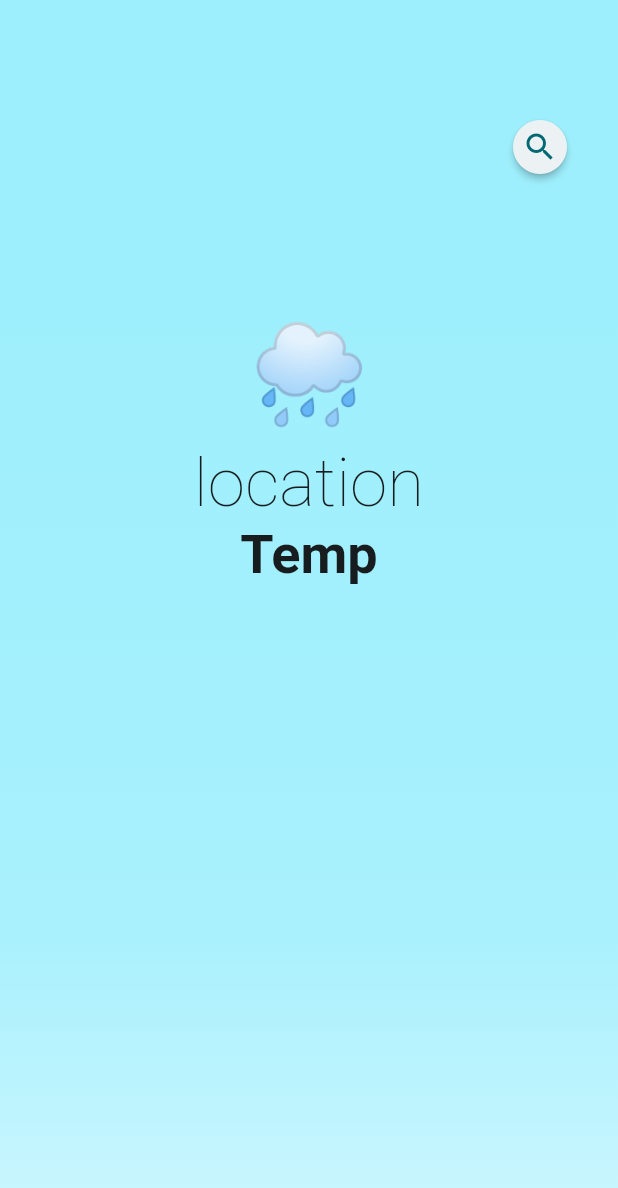
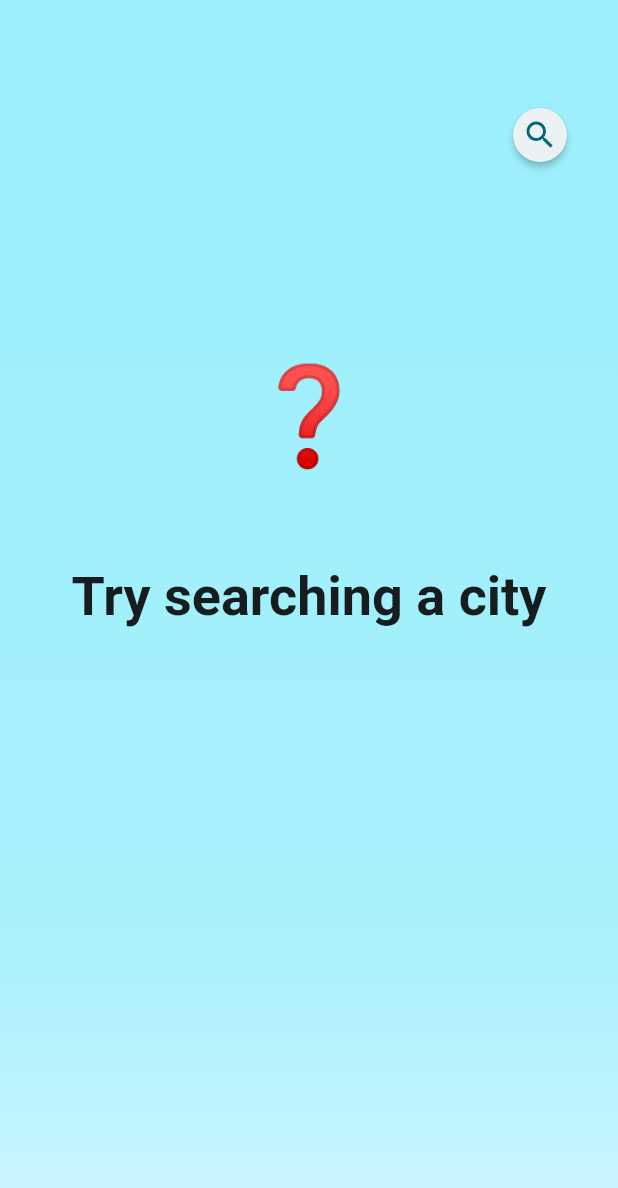
Before and after one commit to adarista012/Flutter-Weather-App, a Flutter app: the screen it shows after launch, on a phone screen of 412 x 824 dp. Shown: the top 1188 px of the screen. Run offline on Flutter 3.47's test engine with Material 3 defaults, Android fonts, the phone set to English and light mode, and no system bars; our stand-ins replace equatable, get; network calls fail.

Commit message:
feature: search location

```diff
--- /dev/null
+++ b/lib/app/presentation/pages/helpers/weather_background_color.dart
@@ -0,0 +1,22 @@
+import 'package:flutter/material.dart';
+
+Color weatherBackgroundColor(String weatherCondition) {
+  switch (weatherCondition.toUpperCase()) {
+    case 'CLOUDS':
+      return Colors.blueGrey;
+    case 'THUNDERSTORM':
+    case 'RAIN':
+      return Colors.indigoAccent;
+    case 'SNOW':
+      return Colors.lightBlueAccent;
+    case 'CLEAR':
+      return Colors.yellow;
+    case 'DRIZZLE':
+    case 'MIST':
+      return Colors.blue;
+    case 'TORNADO':
+      return Colors.greenAccent;
+    default:
+      return Colors.cyan;
+  }
+}
--- a/lib/app/presentation/pages/home/home_controller.dart
+++ b/lib/app/presentation/pages/home/home_controller.dart
@@ -1,52 +1,79 @@
-import 'package:flutter/material.dart';
 import 'package:get/get.dart';
 import 'package:outcode/app/app_controller.dart';
 import 'package:outcode/app/domain/models/location.dart';
+import 'package:outcode/app/domain/models/weather_model.dart';
 import 'package:outcode/app/domain/repositories/weather_api_repository.dart';
+import 'package:outcode/app/presentation/pages/helpers/weather_background_color.dart';
 
 class HomeController extends GetxController {
-  String title = 'Outcode Weather';
+  double width = 0;
 
-  Color themeColor = Colors.amber;
-
-  double width = 0;
+  WeatherModel? _currentWeather;
+  WeatherModel? get currentWeather => _currentWeather;
 
   final AppController _appControllerRepository;
   final WeatherApiRepository _weatherApiRepository;
+
+  Location location = const Location(
+    name: 'Lima',
+    country: 'PE',
+    latitude: -12.023014,
+    longitude: -77.104188,
+  );
+
+  String? _cityToSearch;
 
   HomeController(
       {required AppController appControllerRepository,
       required WeatherApiRepository weatherApiRepository})
       : _appControllerRepository = appControllerRepository,
         _weatherApiRepository = weatherApiRepository {
-    _init();
+    getWeather();
   }
 
-  _init() async {
-    const Location location = Location(
-        id: 0, name: 'Lima', latitude: -12.023014, longitude: -77.104188);
+  getWeather() async {
     final response = await _weatherApiRepository.getWeather(location);
-    print(response?.statusCode);
-    print(response?.body);
-    searchLocation();
+    _currentWeather = response;
+    setSeedColor(_currentWeather!.weatherCondition);
+    update();
+  }
+
+  setSeedColor(String weatherCondition) {
+    _appControllerRepository
+        .setSeedColor(weatherBackgroundColor(weatherCondition));
   }
 
   Future<void> onRefresh() async {
-    if (_appControllerRepository.seedColor == Colors.red) {
-      _appControllerRepository.setSeedColor(Colors.amber);
-    } else {
-      _appControllerRepository.setSeedColor(Colors.red);
+    if (_currentWeather != null) {
+      _currentWeather =
+          await _weatherApiRepository.getWeather(_currentWeather!.location);
+      setSeedColor(_currentWeather!.weatherCondition);
     }
   }
 
-  void changeTheme() {
-    themeColor = themeColor == Colors.amber ? Colors.pink : Colors.amber;
+  void toogleSearcher() {
     width = width == 0 ? 240 : 0;
 
     update();
   }
 
   void searchLocation() async {
-    _weatherApiRepository.searchlocation('La paz');
+    if (_cityToSearch != null) {
+      final newLocation =
+          await _weatherApiRepository.searchlocation(_cityToSearch!);
+      if (newLocation != null) {
+        _currentWeather = await _weatherApiRepository.getWeather(newLocation);
+        setSeedColor(_currentWeather!.weatherCondition);
+      }
+    }
+    update();
+  }
+
+  void onChanged(String? str) {
+    if (str != null && str.isNotEmpty) {
+      _cityToSearch = str;
+    } else {
+      _cityToSearch = null;
+    }
   }
 }
--- a/lib/app/presentation/pages/home/home_page.dart
+++ b/lib/app/presentation/pages/home/home_page.dart
@@ -1,7 +1,9 @@
-import 'package:flutter/cupertino.dart';
 import 'package:flutter/material.dart';
 import 'package:get/get.dart';
 import 'package:outcode/app/presentation/pages/home/home_controller.dart';
+import 'package:outcode/app/presentation/pages/home/widgets/column_weather_description.dart';
+import 'package:outcode/app/presentation/pages/home/widgets/header.dart';
+import 'package:outcode/app/presentation/pages/home/widgets/label_last_update.dart';
 import 'package:outcode/app/presentation/pages/home/widgets/weather_background.dart';
 import 'package:outcode/app/presentation/widgets/gap.dart';
 
@@ -12,87 +14,38 @@ class HomePage extends StatelessWidget {
   Widget build(BuildContext context) {
     return GetBuilder<HomeController>(
       builder: (controller) {
-        return Scaffold(
+        return GestureDetector(
+          onTap: () => FocusScope.of(context).unfocus(),
+          child: Scaffold(
             body: Stack(
               children: [
                 const WeatherBackground(),
                 Padding(
-                padding: const EdgeInsets.all(8.0),
+                  padding: const EdgeInsets.all(8),
                   child: Column(
                     children: [
-                    gap(height: 72),
-                    Row(
-                      mainAxisAlignment: MainAxisAlignment.end,
-                      children: [
-                        Visibility(
-                          visible: controller.width != 0,
-                          child: const Expanded(
-                            child: CupertinoTextField(
-                              placeholder: "Location",
-                            ),
-                          ),
-                        ),
-                        gap(width: 8.0),
-                        MaterialButton(
-                          onPressed: controller.changeTheme,
-                          shape: controller.width == 0
-                              ? const CircleBorder()
-                              : const StadiumBorder(),
-                          padding: EdgeInsets.zero,
-                          materialTapTargetSize:
-                              MaterialTapTargetSize.shrinkWrap,
-                          color: Theme.of(context).colorScheme.onInverseSurface,
-                          child: controller.width == 0
-                              ? Icon(
-                                  Icons.search,
-                                  color: Theme.of(context).colorScheme.primary,
-                                )
-                              : Text(
-                                  'Search',
-                                  style: TextStyle(
-                                    color:
-                                        Theme.of(context).colorScheme.primary,
-                                  ),
-                                ),
-                        ),
-                      ],
+                      gap(height: 64.0),
+                      header(
+                        controller.width,
+                        controller.toogleSearcher,
+                        controller.searchLocation,
+                        controller.onChanged,
+                        context,
                       ),
                       RefreshIndicator(
                         onRefresh: controller.onRefresh,
                         child: SingleChildScrollView(
                             physics: const AlwaysScrollableScrollPhysics(),
                             clipBehavior: Clip.none,
-                        child: Column(
-                          mainAxisAlignment: MainAxisAlignment.center,
-                          children: [
-                            gap(height: 88.0),
-                            const Text('🌧️', style: TextStyle(fontSize: 64.0)),
-                            Text(
-                              'location',
-                              style: Theme.of(context)
-                                  .textTheme
-                                  .displayMedium
-                                  ?.copyWith(
-                                    fontWeight: FontWeight.w200,
-                                  ),
-                            ),
-                            Text(
-                              'Temp',
-                              style: Theme.of(context)
-                                  .textTheme
-                                  .displaySmall
-                                  ?.copyWith(
-                                    fontWeight: FontWeight.bold,
-                                  ),
+                            child: columnWeatherDescription(
+                                controller.currentWeather, context)),
                       ),
                     ],
                   ),
                 ),
-                    ),
+                labelLastUpdate(controller.currentWeather, context),
               ],
             ),
-              )
-            ],
           ),
         );
       },
--- /dev/null
+++ b/lib/app/presentation/pages/home/widgets/column_weather_description.dart
@@ -0,0 +1,41 @@
+import 'package:flutter/material.dart';
+import 'package:outcode/app/domain/models/weather_model.dart';
+import 'package:outcode/app/presentation/widgets/gap.dart';
+
+Widget columnWeatherDescription(
+        WeatherModel? currentWeather, BuildContext context) =>
+    Column(
+      children: [
+        gap(height: 124.0),
+        Text(currentWeather == null ? '❓' : currentWeather.icon,
+            style: const TextStyle(fontSize: 64.0)),
+        Text(
+          currentWeather?.location.name ?? '',
+          style: Theme.of(context).textTheme.displayMedium?.copyWith(
+                fontWeight: FontWeight.w200,
+              ),
+          textAlign: TextAlign.center,
+        ),
+        Text(
+          currentWeather != null
+              ? '${currentWeather.temperature} °C'
+              : 'Try searching a city',
+          style: Theme.of(context).textTheme.displaySmall?.copyWith(
+                fontWeight: FontWeight.bold,
+              ),
+        ),
+        Text(
+          currentWeather?.weatherCondition ?? '',
+          style: Theme.of(context).textTheme.bodyMedium?.copyWith(
+                fontWeight: FontWeight.w200,
+              ),
+        ),
+        Text(
+          currentWeather?.description ?? '',
+          style: Theme.of(context).textTheme.bodySmall?.copyWith(
+                fontWeight: FontWeight.w200,
+              ),
+          textAlign: TextAlign.center,
+        ),
+      ],
+    );
--- /dev/null
+++ b/lib/app/presentation/pages/home/widgets/header.dart
@@ -0,0 +1,49 @@
+import 'package:flutter/cupertino.dart';
+import 'package:flutter/material.dart';
+import 'package:outcode/app/presentation/widgets/gap.dart';
+
+Widget header(
+  double width,
+  void Function() toogleSearcher,
+  void Function() searchLocation,
+  void Function(String)? onChanged,
+  BuildContext context,
+) =>
+    Row(
+      mainAxisAlignment: MainAxisAlignment.end,
+      children: [
+        Visibility(
+          visible: width != 0,
+          child: Expanded(
+            child: CupertinoTextField(
+              placeholder: "Location",
+              onChanged: onChanged,
+            ),
+          ),
+        ),
+        gap(width: 8.0),
+        MaterialButton(
+          onPressed: width == 0
+              ? toogleSearcher
+              : () {
+                  searchLocation();
+                  toogleSearcher();
+                },
+          shape: width == 0 ? const CircleBorder() : const StadiumBorder(),
+          padding: EdgeInsets.zero,
+          materialTapTargetSize: MaterialTapTargetSize.shrinkWrap,
+          color: Theme.of(context).colorScheme.onInverseSurface,
+          child: width == 0
+              ? Icon(
+                  Icons.search,
+                  color: Theme.of(context).colorScheme.primary,
+                )
+              : Text(
+                  'Search',
+                  style: TextStyle(
+                    color: Theme.of(context).colorScheme.primary,
+                  ),
+                ),
+        ),
+      ],
+    );
--- /dev/null
+++ b/lib/app/presentation/pages/home/widgets/label_last_update.dart
@@ -0,0 +1,25 @@
+import 'package:flutter/material.dart';
+import 'package:outcode/app/domain/models/weather_model.dart';
+
+Widget labelLastUpdate(WeatherModel? currentWeather, BuildContext context) =>
+    Positioned(
+      bottom: 0.0,
+      left: 0.0,
+      right: 0.0,
+      child: Padding(
+        padding: const EdgeInsets.all(18.0),
+        child: Row(
+          mainAxisAlignment: MainAxisAlignment.center,
+          children: [
+            Text(
+              currentWeather != null
+                  ? 'Last update: ${currentWeather.lastUpdated.toString()}'
+                  : '',
+              style: Theme.of(context).textTheme.bodySmall?.copyWith(
+                    fontWeight: FontWeight.w200,
+                  ),
+            ),
+          ],
+        ),
+      ),
+    );
```
Lines whose indentation alone changed are shown as unchanged.
